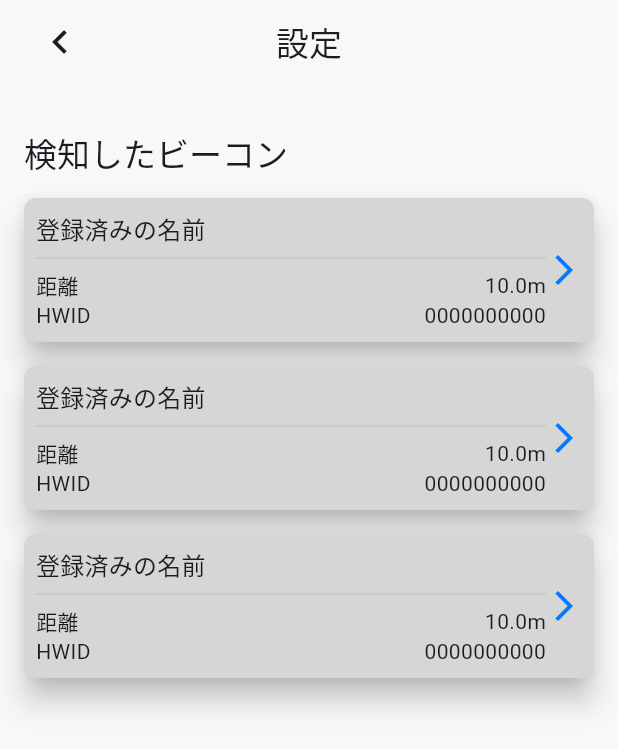
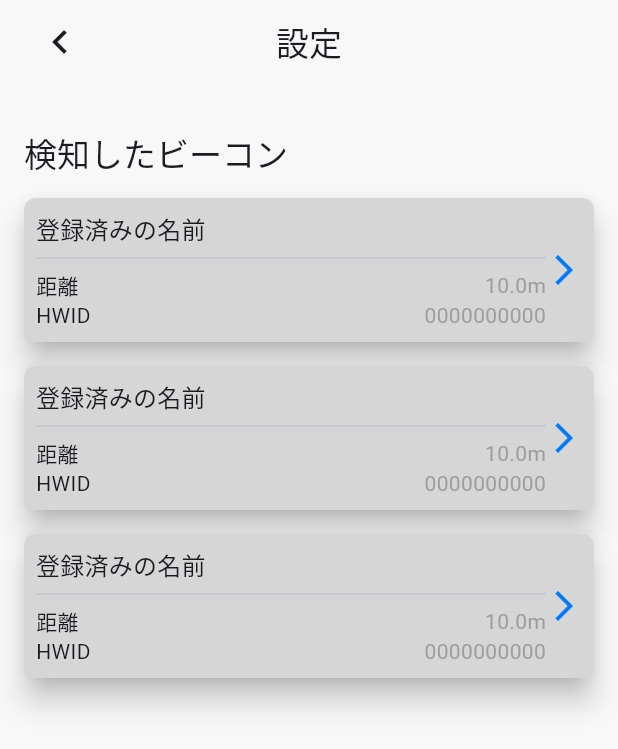
Before and after one commit to after-school-garbage-squad/repaint_mobile, a Flutter app: the OperatorBeaconListScreen screen opened by its route, on a phone screen of 412 x 824 dp. Shown: the top 749 px of the screen. Run offline on Flutter 3.47's test engine with Material 2 defaults, Android fonts, the phone set to English and light mode, and no system bars; our stand-ins replace auto_route.

Commit message:
fix: wrong text color in OperatorElevatedTile.beacon

```diff
--- a/lib/features/operator/presentation/widgets/operator_elevated_tile.dart
+++ b/lib/features/operator/presentation/widgets/operator_elevated_tile.dart
@@ -98,6 +98,9 @@ class _OperatorElevatedBeaconTile extends OperatorElevatedTile {
 
   @override
   Widget build(BuildContext context) {
+    final formattedHwid = hwid.toRadixString(16).padLeft(10, "0").toUpperCase();
+    const valueTextStyle = TextStyle(color: Color(0xff9e9e9e));
+
     return OperatorElevatedTile(
       onTap: onTap,
       children: [
@@ -112,14 +115,14 @@ class _OperatorElevatedBeaconTile extends OperatorElevatedTile {
                 children: [
                   const Text("距離"),
                   const Spacer(),
-                  Text("${distance}m"),
+                  Text("${distance}m", style: valueTextStyle),
                 ],
               ),
               Row(
                 children: [
                   const Text("HWID"),
                   const Spacer(),
-                  Text(hwid.toRadixString(16).padLeft(10, "0").toUpperCase()),
+                  Text(formattedHwid, style: valueTextStyle),
                 ],
               ),
             ],
```
